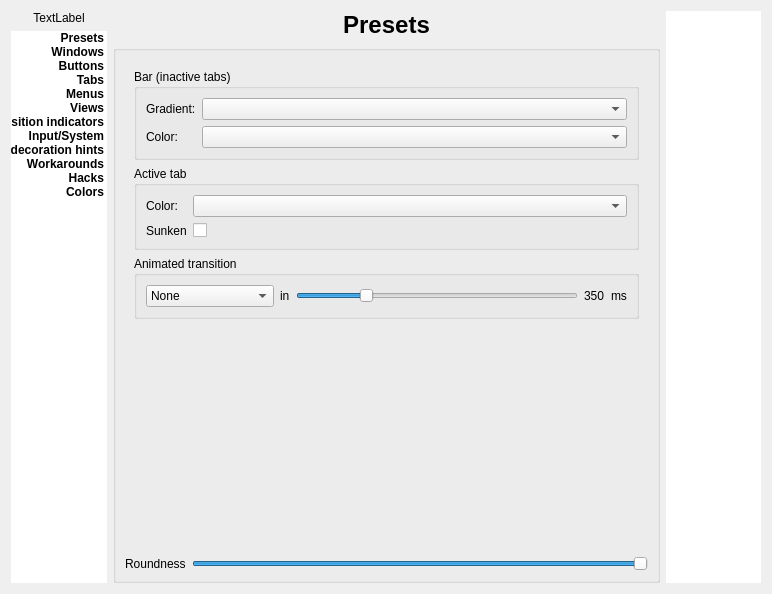
Qt form config/config.ui (deiv/bespin-pkg) before a commit.
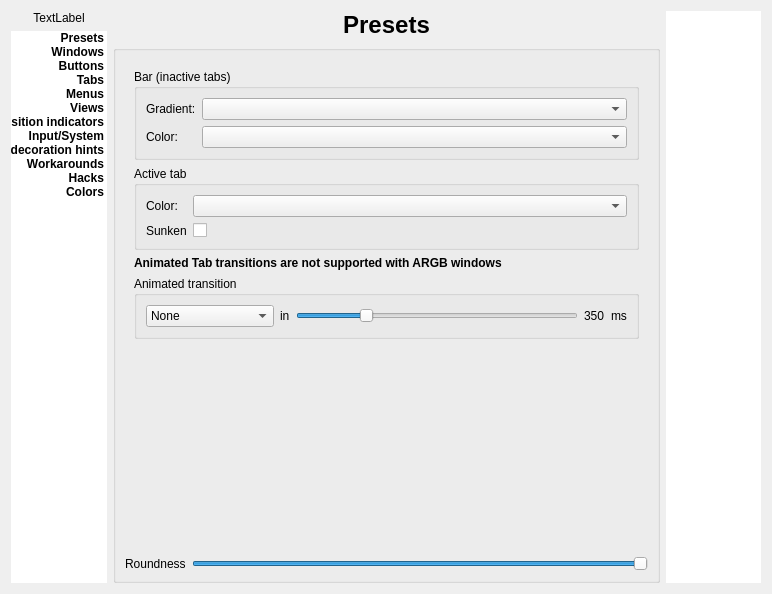
The same form after that commit. The open tabs and pages were chosen to show the change.

Commit message: hint that tab transitions don't work with arbg windows

```diff
--- a/config/config.ui
+++ b/config/config.ui
@@ -1806,7 +1806,22 @@
            </widget>
           </item>
           <item>
-           <widget class="QGroupBox" name="groupBox_9">
+           <widget class="QLabel" name="tabTransitionWarning">
+            <property name="font">
+             <font>
+              <weight>75</weight>
+              <italic>false</italic>
+              <bold>true</bold>
+              <strikeout>false</strikeout>
+             </font>
+            </property>
+            <property name="text">
+             <string>Animated Tab transitions are not supported with ARGB windows</string>
+            </property>
+           </widget>
+          </item>
+          <item>
+           <widget class="QGroupBox" name="tabTransitionGroup">
             <property name="title">
              <string>Animated transition</string>
             </property>
```
Left out of the diff: 24 changed lines with no effect on the pictures. The commit also changes 2 other files.
